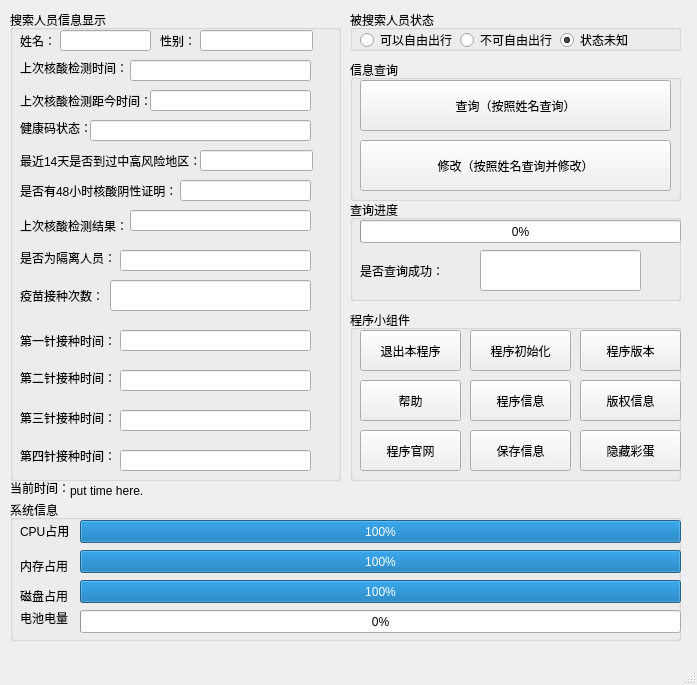
Qt form Qt/mainwindow.ui (lry-123456789/NUCLEIC-ACID-detection-management-system) before a commit.
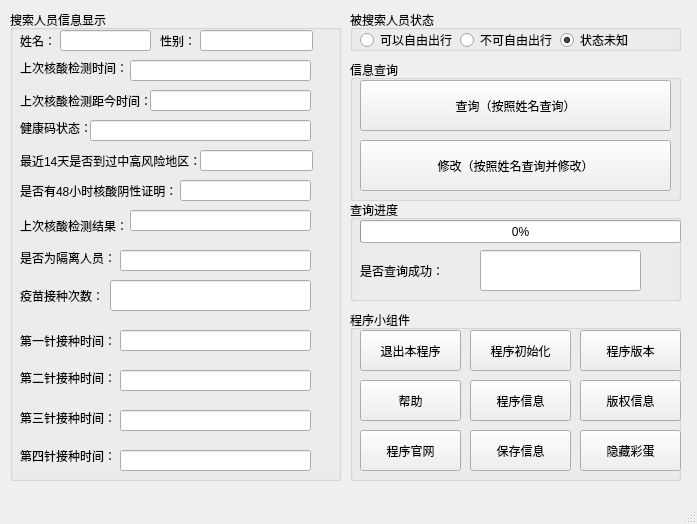
The same form after that commit.

```diff
--- a/Qt/mainwindow.ui
+++ b/Qt/mainwindow.ui
@@ -7,19 +7,19 @@
     <x>0</x>
     <y>0</y>
     <width>697</width>
-    <height>685</height>
+    <height>524</height>
    </rect>
   </property>
   <property name="minimumSize">
    <size>
     <width>697</width>
-    <height>685</height>
+    <height>524</height>
    </size>
   </property>
   <property name="maximumSize">
    <size>
     <width>697</width>
-    <height>685</height>
+    <height>524</height>
    </size>
   </property>
   <property name="windowTitle">
@@ -646,149 +646,6 @@
      </property>
     </widget>
    </widget>
-   <widget class="QGroupBox" name="groupBox_6">
-    <property name="geometry">
-     <rect>
-      <x>10</x>
-      <y>500</y>
-      <width>671</width>
-      <height>141</height>
-     </rect>
-    </property>
-    <property name="title">
-     <string>系统信息</string>
-    </property>
-    <widget class="QLabel" name="label_16">
-     <property name="geometry">
-      <rect>
-       <x>10</x>
-       <y>20</y>
-       <width>53</width>
-       <height>21</height>
-      </rect>
-     </property>
-     <property name="text">
-      <string>CPU占用</string>
-     </property>
-    </widget>
-    <widget class="QProgressBar" name="progressBar_2">
-     <property name="geometry">
-      <rect>
-       <x>70</x>
-       <y>20</y>
-       <width>601</width>
-       <height>23</height>
-      </rect>
-     </property>
-     <property name="value">
-      <number>100</number>
-     </property>
-    </widget>
-    <widget class="QLabel" name="label_17">
-     <property name="geometry">
-      <rect>
-       <x>10</x>
-       <y>55</y>
-       <width>53</width>
-       <height>21</height>
-      </rect>
-     </property>
-     <property name="text">
-      <string>内存占用</string>
-     </property>
-    </widget>
-    <widget class="QProgressBar" name="progressBar_3">
-     <property name="geometry">
-      <rect>
-       <x>70</x>
-       <y>50</y>
-       <width>601</width>
-       <height>23</height>
-      </rect>
-     </property>
-     <property name="value">
-      <number>100</number>
-     </property>
-    </widget>
-    <widget class="QLabel" name="label_18">
-     <property name="geometry">
-      <rect>
-       <x>10</x>
-       <y>85</y>
-       <width>53</width>
-       <height>21</height>
-      </rect>
-     </property>
-     <property name="text">
-      <string>磁盘占用</string>
-     </property>
-    </widget>
-    <widget class="QProgressBar" name="progressBar_4">
-     <property name="geometry">
-      <rect>
-       <x>70</x>
-       <y>80</y>
-       <width>601</width>
-       <height>23</height>
-      </rect>
-     </property>
-     <property name="value">
-      <number>100</number>
-     </property>
-    </widget>
-    <widget class="QLabel" name="label_19">
-     <property name="geometry">
-      <rect>
-       <x>10</x>
-       <y>110</y>
-       <width>53</width>
-       <height>16</height>
-      </rect>
-     </property>
-     <property name="text">
-      <string>电池电量</string>
-     </property>
-    </widget>
-    <widget class="QProgressBar" name="progressBar_5">
-     <property name="geometry">
-      <rect>
-       <x>70</x>
-       <y>110</y>
-       <width>601</width>
-       <height>23</height>
-      </rect>
-     </property>
-     <property name="value">
-      <number>0</number>
-     </property>
-    </widget>
-   </widget>
-   <widget class="QLabel" name="label_20">
-    <property name="geometry">
-     <rect>
-      <x>10</x>
-      <y>480</y>
-      <width>71</width>
-      <height>16</height>
-     </rect>
-    </property>
-    <property name="text">
-     <string>当前时间：</string>
-    </property>
-   </widget>
-   <widget class="QLabel" name="label_21">
-    <property name="geometry">
-     <rect>
-      <x>70</x>
-      <y>480</y>
-      <width>391</width>
-      <height>21</height>
-     </rect>
-    </property>
-    <property name="text">
-     <string>put time here.</string>
-    </property>
-   </widget>
   </widget>
   <widget class="QMenuBar" name="menubar">
    <property name="geometry">
```
